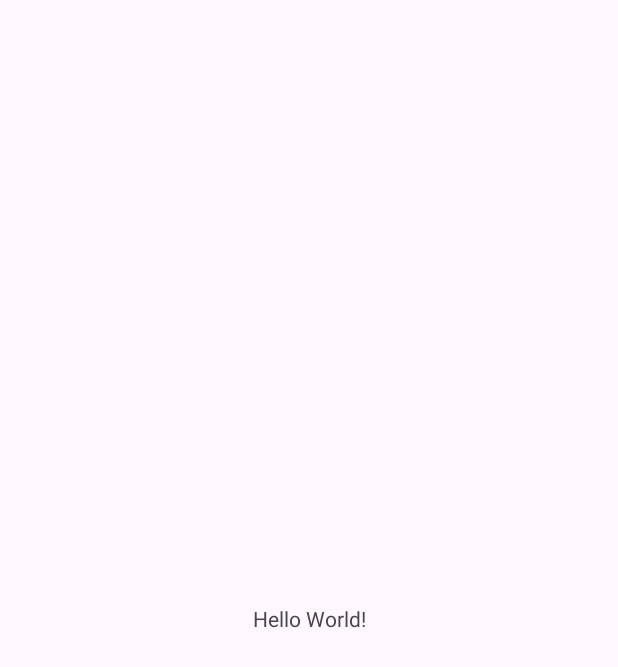
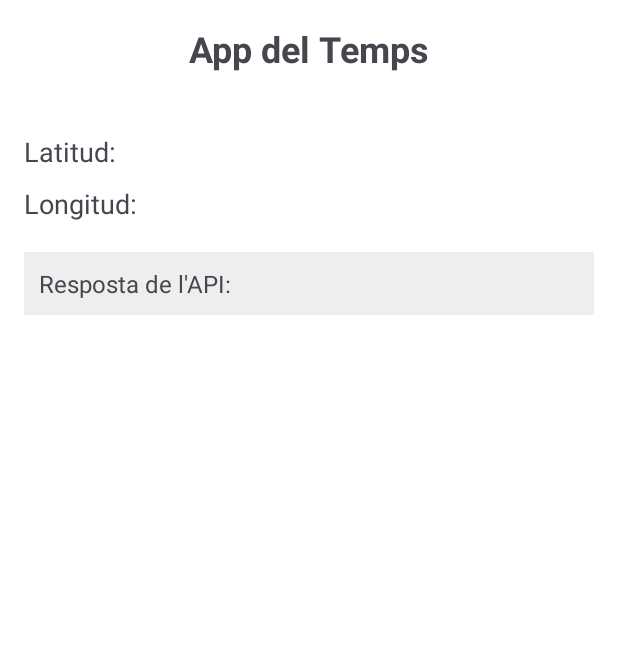
Before and after one commit to sergilo1906/AppWeatherAndroid, an Android app: the screen it shows after launch (MainActivity), on a phone screen of 412 x 824 dp. Before the commit the part shown is almost empty. Shown: the top 667 px of the screen. Run offline under Robolectric (Android 15) with nearby library versions, the phone set to English and light mode, and no system bars.

Commit message:
Afegir API
 Aplicación que obtiene la ubicación del usuario, consulta la API de OpenWeatherMap con OkHttp3,
 * procesa la respuesta JSON con Gson y muestra datos meteorológicos (temperatura, clima, etc.) en la interfaz

```diff
--- a/app/build.gradle.kts
+++ b/app/build.gradle.kts
@@ -32,11 +32,15 @@ android {
 }
 
 dependencies {
-
     implementation(libs.appcompat)
     implementation(libs.material)
     implementation(libs.activity)
     implementation(libs.constraintlayout)
+    implementation(libs.play.services.location)
+
+    // Dependència d'OkHttp
+    implementation(libs.okhttp)
+
     testImplementation(libs.junit)
     androidTestImplementation(libs.ext.junit)
     androidTestImplementation(libs.espresso.core)
--- a/app/src/main/java/org/insbaixcamp/appweather/MainActivity.java
+++ b/app/src/main/java/org/insbaixcamp/appweather/MainActivity.java
@@ -1,24 +1,134 @@
 package org.insbaixcamp.appweather;
 
+import android.Manifest;
+import android.content.pm.PackageManager;
 import android.os.Bundle;
+import android.util.Log;
+import android.widget.TextView;
 
-import androidx.activity.EdgeToEdge;
+import androidx.annotation.NonNull;
 import androidx.appcompat.app.AppCompatActivity;
-import androidx.core.graphics.Insets;
-import androidx.core.view.ViewCompat;
-import androidx.core.view.WindowInsetsCompat;
+import androidx.core.app.ActivityCompat;
+
+import com.google.android.gms.location.FusedLocationProviderClient;
+import com.google.android.gms.location.LocationServices;
+
+import okhttp3.Call;
+import okhttp3.Callback;
+import okhttp3.OkHttpClient;
+import okhttp3.Request;
+import okhttp3.Response;
+
+import java.io.IOException;
 
 public class MainActivity extends AppCompatActivity {
+
+    private FusedLocationProviderClient fusedLocationClient; // Client per gestionar la ubicació
+    private final String API_KEY = "d0bd38f37ceb34026fb1327ae0fbd7e7"; // Substitueix amb la teva clau real de l'API
+
+    // TextViews per mostrar informació
+    private TextView tvLatitude;
+    private TextView tvLongitude;
+    private TextView tvApiResponse;
 
     @Override
     protected void onCreate(Bundle savedInstanceState) {
         super.onCreate(savedInstanceState);
-        EdgeToEdge.enable(this);
         setContentView(R.layout.activity_main);
-        ViewCompat.setOnApplyWindowInsetsListener(findViewById(R.id.main), (v, insets) -> {
-            Insets systemBars = insets.getInsets(WindowInsetsCompat.Type.systemBars());
-            v.setPadding(systemBars.left, systemBars.top, systemBars.right, systemBars.bottom);
-            return insets;
+
+        // Inicialitza els TextView
+        tvLatitude = findViewById(R.id.tvLatitude);
+        tvLongitude = findViewById(R.id.tvLongitude);
+        tvApiResponse = findViewById(R.id.tvApiResponse);
+
+        // Inicialitza el client d'ubicació
+        fusedLocationClient = LocationServices.getFusedLocationProviderClient(this);
+
+        // Sol·licita permisos per obtenir la ubicació
+        soliciarPermisosUbicacio();
+    }
+
+    /**
+     * Sol·licita permisos d'ubicació a l'usuari
+     */
+    private void soliciarPermisosUbicacio() {
+        if (ActivityCompat.checkSelfPermission(this, Manifest.permission.ACCESS_FINE_LOCATION) != PackageManager.PERMISSION_GRANTED) {
+            ActivityCompat.requestPermissions(this, new String[]{Manifest.permission.ACCESS_FINE_LOCATION}, 1);
+        } else {
+            obtenirUltimaUbicacio();
+        }
+    }
+
+    /**
+     * Gestiona la resposta de l'usuari després de sol·licitar permisos
+     */
+    @Override
+    public void onRequestPermissionsResult(int requestCode, @NonNull String[] permissions, @NonNull int[] grantResults) {
+        super.onRequestPermissionsResult(requestCode, permissions, grantResults);
+        if (requestCode == 1 && grantResults.length > 0 && grantResults[0] == PackageManager.PERMISSION_GRANTED) {
+            obtenirUltimaUbicacio();
+        } else {
+            Log.e("Permisos", "L'usuari ha denegat el permís d'ubicació.");
+        }
+    }
+
+    /**
+     * Obté l'última ubicació coneguda del dispositiu
+     */
+    private void obtenirUltimaUbicacio() {
+        if (ActivityCompat.checkSelfPermission(this, Manifest.permission.ACCESS_FINE_LOCATION) == PackageManager.PERMISSION_GRANTED) {
+            fusedLocationClient.getLastLocation().addOnSuccessListener(this, location -> {
+                if (location != null) {
+                    double latitud = location.getLatitude();
+                    double longitud = location.getLongitude();
+
+                    // Actualitza els TextView
+                    tvLatitude.setText("Latitud: " + latitud);
+                    tvLongitude.setText("Longitud: " + longitud);
+
+                    Log.d("Ubicació", "Latitud: " + latitud + ", Longitud: " + longitud);
+                    consultarAPIMeteorologica(latitud, longitud);
+                } else {
+                    Log.e("Ubicació", "No s'ha detectat cap ubicació.");
+                }
+            });
+        }
+    }
+
+    /**
+     * Consulta l'API meteorològica utilitzant OkHttp3
+     */
+    private void consultarAPIMeteorologica(double latitud, double longitud) {
+        // Construeix l'URL per a la consulta
+        String url = "https://api.openweathermap.org/data/2.5/weather?lat=" + latitud + "&lon=" + longitud + "&appid=" + API_KEY + "&units=metric";
+
+        // Crea el client OkHttp
+        OkHttpClient client = new OkHttpClient();
+
+        // Crea la sol·licitud HTTP
+        Request request = new Request.Builder().url(url).build();
+
+        // Envia la sol·licitud en segon pla
+        client.newCall(request).enqueue(new Callback() {
+            @Override
+            public void onFailure(Call call, IOException e) {
+                Log.e("API", "Error en la consulta: " + e.getMessage());
+                runOnUiThread(() -> tvApiResponse.setText("Error en la consulta a l'API."));
+            }
+
+            @Override
+            public void onResponse(Call call, Response response) throws IOException {
+                if (response.isSuccessful()) {
+                    String resposta = response.body().string();
+                    Log.d("API", "Resposta de l'API: " + resposta);
+
+                    // Actualitza el TextView amb la resposta de l'API
+                    runOnUiThread(() -> tvApiResponse.setText("Resposta de l'API: " + resposta));
+                } else {
+                    Log.e("API", "Resposta no vàlida. Codi: " + response.code());
+                    runOnUiThread(() -> tvApiResponse.setText("Error: Codi de resposta " + response.code()));
+                }
+            }
         });
     }
 }
--- a/app/src/main/res/layout/activity_main.xml
+++ b/app/src/main/res/layout/activity_main.xml
@@ -1,19 +1,54 @@
 <?xml version="1.0" encoding="utf-8"?>
-<androidx.constraintlayout.widget.ConstraintLayout xmlns:android="http://schemas.android.com/apk/res/android"
-    xmlns:app="http://schemas.android.com/apk/res-auto"
-    xmlns:tools="http://schemas.android.com/tools"
-    android:id="@+id/main"
+<RelativeLayout xmlns:android="http://schemas.android.com/apk/res/android"
     android:layout_width="match_parent"
     android:layout_height="match_parent"
-    tools:context=".MainActivity">
+    android:padding="16dp"
+    android:background="#FFFFFF">
 
+    <!-- Títol -->
     <TextView
+        android:id="@+id/tvTitle"
         android:layout_width="wrap_content"
         android:layout_height="wrap_content"
-        android:text="Hello World!"
-        app:layout_constraintBottom_toBottomOf="parent"
-        app:layout_constraintEnd_toEndOf="parent"
-        app:layout_constraintStart_toStartOf="parent"
-        app:layout_constraintTop_toTopOf="parent" />
+        android:text="App del Temps"
+        android:textSize="24sp"
+        android:textStyle="bold"
+        android:layout_centerHorizontal="true"
+        android:layout_marginBottom="20dp" />
 
-</androidx.constraintlayout.widget.ConstraintLayout>
+    <!-- Latitud -->
+    <TextView
+        android:id="@+id/tvLatitude"
+        android:layout_width="wrap_content"
+        android:layout_height="wrap_content"
+        android:text="Latitud: "
+        android:textSize="18sp"
+        android:layout_below="@id/tvTitle"
+        android:layout_marginTop="20dp" />
+
+    <!-- Longitud -->
+    <TextView
+        android:id="@+id/tvLongitude"
+        android:layout_width="wrap_content"
+        android:layout_height="wrap_content"
+        android:text="Longitud: "
+        android:textSize="18sp"
+        android:layout_below="@id/tvLatitude"
+        android:layout_marginTop="10dp" />
+
+    <!-- Resposta de l'API -->
+    <TextView
+        android:id="@+id/tvApiResponse"
+        android:layout_width="match_parent"
+        android:layout_height="wrap_content"
+        android:text="Resposta de l'API: "
+        android:textSize="16sp"
+        android:layout_below="@id/tvLongitude"
+        android:layout_marginTop="20dp"
+        android:padding="10dp"
+        android:background="#EEEEEE"
+        android:scrollbars="vertical"
+        android:gravity="start"
+        android:maxLines="10"
+        android:overScrollMode="always" />
+</RelativeLayout>
--- a/gradle/libs.versions.toml
+++ b/gradle/libs.versions.toml
@@ -7,6 +7,8 @@ appcompat = "1.6.1"
 material = "1.10.0"
 activity = "1.8.0"
 constraintlayout = "2.1.4"
+okhttp = "4.10.0"
+playServicesLocation = "21.3.0"
 
 [libraries]
 junit = { group = "junit", name = "junit", version.ref = "junit" }
@@ -16,6 +18,8 @@ appcompat = { group = "androidx.appcompat", name = "appcompat", version.ref = "a
 material = { group = "com.google.android.material", name = "material", version.ref = "material" }
 activity = { group = "androidx.activity", name = "activity", version.ref = "activity" }
 constraintlayout = { group = "androidx.constraintlayout", name = "constraintlayout", version.ref = "constraintlayout" }
+okhttp = { module = "com.squareup.okhttp3:okhttp", version.ref = "okhttp" }
+play-services-location = { group = "com.google.android.gms", name = "play-services-location", version.ref = "playServicesLocation" }
 
 [plugins]
 android-application = { id = "com.android.application", version.ref = "agp" }
```
Also changed, not shown: app/src/main/AndroidManifest.xml (+8 -1 lines).
